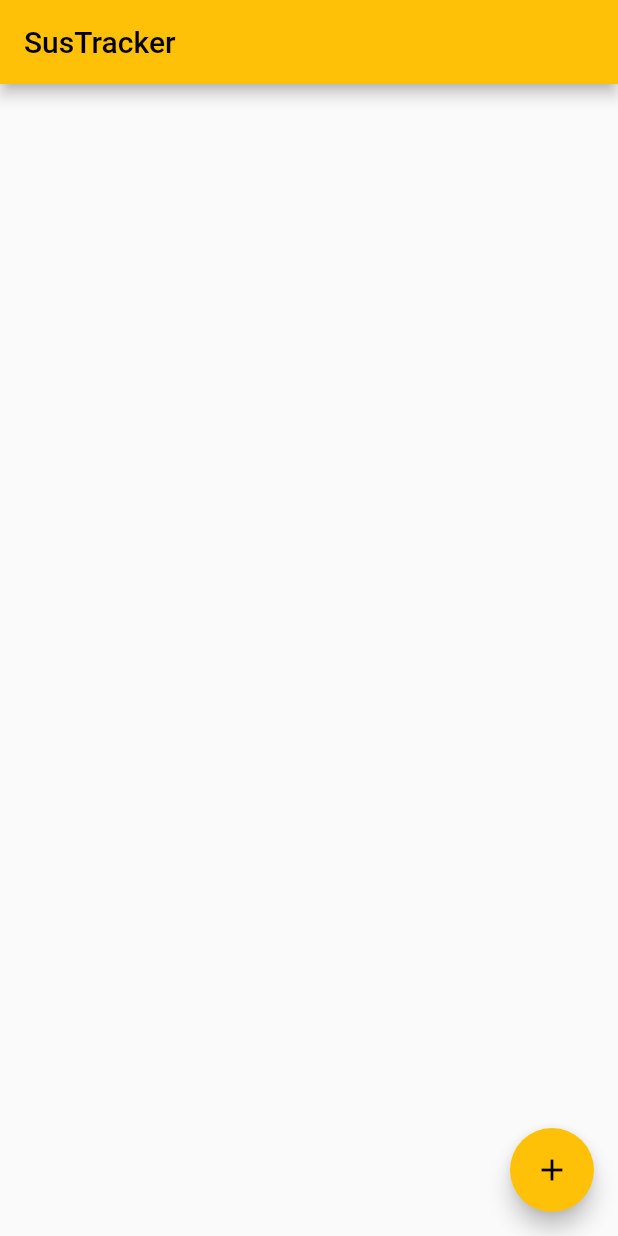
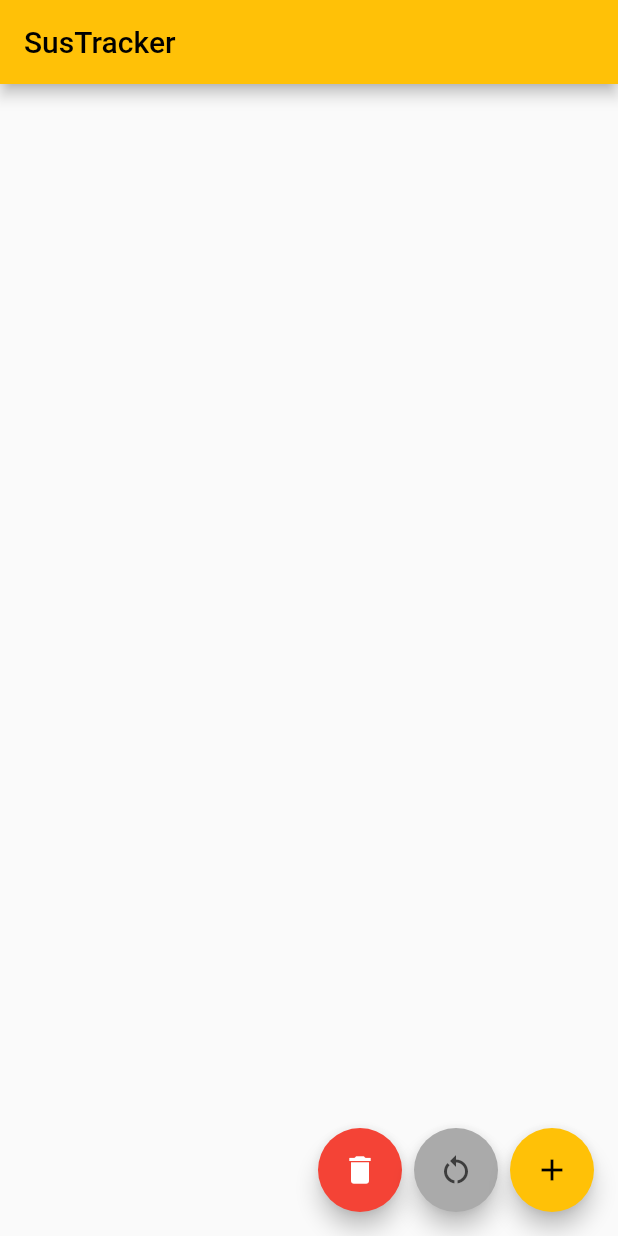
Before and after one commit to howardthesheep/sus_tracker, a Flutter app: the screen it shows after launch, on a phone screen of 412 x 824 dp. Run offline on Flutter 3.47's test engine with Material 2 defaults, Android fonts, the phone set to English and light mode, and no system bars; our stand-ins replace flutter_colorpicker.

Commit message:
Adding features for resetting player status and board. A few small UI improvements - Make home page stateless since it doesn't need a state - Making MyApp a stateful widget, so we can reset the child widgets HomePage and AppState - Adding FloatingActionButtons for resetting player statuses and the 'board' of players - Making the player_card code a bit more clear and  breaking major UI parts into functions for better readability

```diff
--- a/lib/main.dart
+++ b/lib/main.dart
@@ -17,23 +17,68 @@ void main() {
   );
 }
 
-class MyApp extends StatelessWidget {
-  const MyApp({super.key});
+class MyApp extends StatefulWidget {
+  const MyApp({Key? key}) : super(key: key);
+
+  @override
+  State<MyApp> createState() => _MyAppState();
+}
+
+class _MyAppState extends State<MyApp> {
+  Key homePageKey = UniqueKey();
+  AppState appState = AppState();
+
+  void _resetPlayers(BuildContext context) {
+    setState(() {
+      homePageKey = UniqueKey();
+    });
+  }
+
+  void _resetBoard(BuildContext context) {
+    setState(() {
+      appState = AppState();
+    });
+  }
 
   @override
   Widget build(BuildContext context) {
     return ScopedModel<AppState>(
-      model: AppState(),
+      model: appState,
       child: Scaffold(
         appBar: AppBar(
           title: const Text(appTitle),
         ),
-        body: const HomePage(),
+        body: HomePage(key: homePageKey),
         floatingActionButton: Builder(
-          builder: (context) => FloatingActionButton(
-            onPressed: () => Dialogs.showEditPlayerDialog(context),
-            tooltip: 'Add Player',
-            child: const Icon(Icons.add),
+          builder: (context) => Row(
+            mainAxisSize: MainAxisSize.min,
+            children: [
+              FloatingActionButton(
+                onPressed: () => _resetBoard(context),
+                backgroundColor: Colors.red,
+                tooltip: 'Reset Board',
+                child: const Icon(
+                  Icons.delete,
+                  color: Colors.white,
+                ),
+              ),
+              const SizedBox(width: 8),
+              FloatingActionButton(
+                onPressed: () => _resetPlayers(context),
+                backgroundColor: const Color(0xFFAAAAAA),
+                tooltip: 'Reset Players',
+                child: const Icon(
+                  Icons.restart_alt,
+                  color: Color(0xFF3D3D3D),
+                ),
+              ),
+              const SizedBox(width: 8.0),
+              FloatingActionButton(
+                onPressed: () => Dialogs.showEditPlayerDialog(context),
+                tooltip: 'Add Player',
+                child: const Icon(Icons.add),
+              ),
+            ],
           ),
         ),
       ),
--- a/lib/pages/home.dart
+++ b/lib/pages/home.dart
@@ -3,15 +3,10 @@ import 'package:scoped_model/scoped_model.dart';
 import 'package:sus_tracker/data/app_state.dart';
 import 'package:sus_tracker/widgets/player_card.dart';
 
-class HomePage extends StatefulWidget {
-  const HomePage({super.key});
+class HomePage extends StatelessWidget {
+  const HomePage({Key? key}) : super(key: key);
 
-  @override
-  State<HomePage> createState() => _HomePageState();
-}
-
-class _HomePageState extends State<HomePage> {
-  Widget _buildPlayerLayout(AppState model) {
+  Widget _buildPlayerLayout(AppState model, BuildContext context) {
     List<Widget> playerWidgets = [];
 
     for (var player in model.players) {
@@ -36,7 +31,7 @@ class _HomePageState extends State<HomePage> {
   Widget build(BuildContext context) {
     return Center(
       child: ScopedModelDescendant<AppState>(
-        builder: (context, child, model) => _buildPlayerLayout(model),
+        builder: (context, child, model) => _buildPlayerLayout(model, context),
       ),
     );
   }
```
Also changed, not shown: lib/widgets/player_card.dart (+76 -60 lines).
